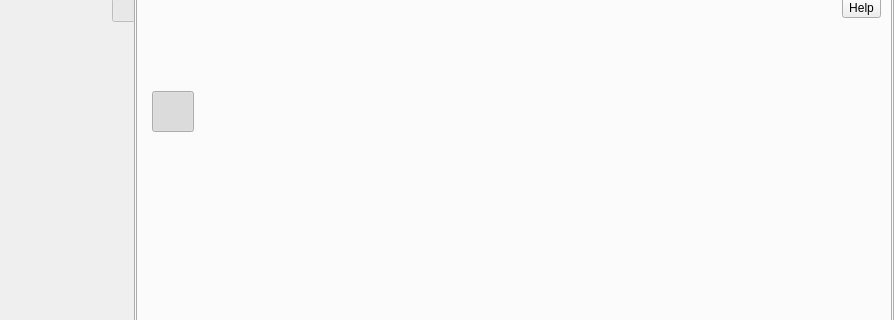
Before: the Qt Designer form src/wayland/formMainWindow_wl.ui in vkohaupt/vokoscreenNG, drawn with Qt 5; both pictures show x 0 to 894 and y 98 to 418 of the 894 by 541 pixel window.
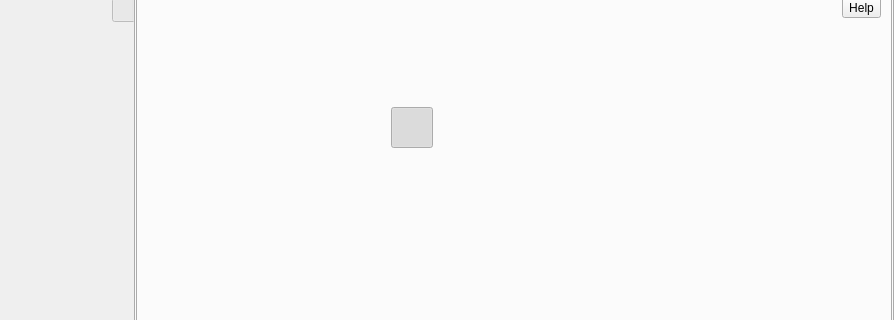
After: the same form once the commit is applied. The open tabs and pages were chosen to show the change. Icons and pictures are not drawn.

Commit message: X11 camera window

```diff
--- a/src/wayland/formMainWindow_wl.ui
+++ b/src/wayland/formMainWindow_wl.ui
@@ -2230,7 +2230,7 @@
                       <property name="sizeHint" stdset="0">
                        <size>
                         <width>20</width>
-                        <height>20</height>
+                        <height>40</height>
                        </size>
                       </property>
                      </spacer>
@@ -2299,6 +2299,19 @@
                       <property name="leftMargin">
                        <number>0</number>
                       </property>
+                      <item>
+                       <spacer name="horizontalSpacer_17">
+                        <property name="orientation">
+                         <enum>Qt::Orientation::Horizontal</enum>
+                        </property>
+                        <property name="sizeHint" stdset="0">
+                         <size>
+                          <width>40</width>
+                          <height>20</height>
+                         </size>
+                        </property>
+                       </spacer>
+                      </item>
                       <item>
                        <widget class="QToolButton" name="toolButtonCameraMirrorVertical">
                         <property name="text">
@@ -2386,6 +2399,19 @@
                       <property name="leftMargin">
                        <number>5</number>
                       </property>
+                      <item>
+                       <spacer name="horizontalSpacer_16">
+                        <property name="orientation">
+                         <enum>Qt::Orientation::Horizontal</enum>
+                        </property>
+                        <property name="sizeHint" stdset="0">
+                         <size>
+                          <width>40</width>
+                          <height>20</height>
+                         </size>
+                        </property>
+                       </spacer>
+                      </item>
                       <item>
                        <widget class="QToolButton" name="toolButton_camera_view_rectangle">
                         <property name="text">
```
Left out of the diff: 6 changed lines with no effect on the pictures. The commit also changes 1 other file.
